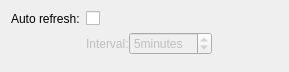
Qt form plasma/applets/webbrowser/webbrowserconfig.ui (mgottschlag/kwin-tiling) before a commit.
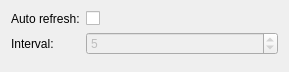
The same form after that commit.

```diff
--- a/plasma/applets/webbrowser/webbrowserconfig.ui
+++ b/plasma/applets/webbrowser/webbrowserconfig.ui
@@ -23,6 +23,13 @@
      </property>
     </widget>
    </item>
+    <item row="1" column="0" >
+    <widget class="QLabel" name="label_2" >
+     <property name="text" >
+      <string>Interval:</string>
+     </property>
+    </widget>
+   </item>
    <item row="0" column="1" >
     <widget class="QCheckBox" name="autoRefresh" >
      <property name="text" >
@@ -42,17 +49,13 @@
       <property name="margin" >
        <number>0</number>
       </property>
-      <item>
-       <widget class="QLabel" name="label_2" >
-        <property name="text" >
-         <string>Interval:</string>
-        </property>
-       </widget>
-      </item>
       <item>
        <widget class="QSpinBox" name="autoRefreshInterval" >
-        <property name="suffix" >
-         <string>minutes</string>
+        <property name="minimumSize" >
+         <size>
+          <width>130</width>
+          <height>0</height>
+         </size>
         </property>
         <property name="minimum" >
          <number>2</number>
@@ -62,19 +65,6 @@
         </property>
        </widget>
       </item>
-      <item>
-       <spacer name="horizontalSpacer" >
-        <property name="orientation" >
-         <enum>Qt::Horizontal</enum>
-        </property>
-        <property name="sizeHint" stdset="0" >
-         <size>
-          <width>82</width>
-          <height>20</height>
-         </size>
-        </property>
-       </spacer>
-      </item>
      </layout>
     </widget>
    </item>
```
